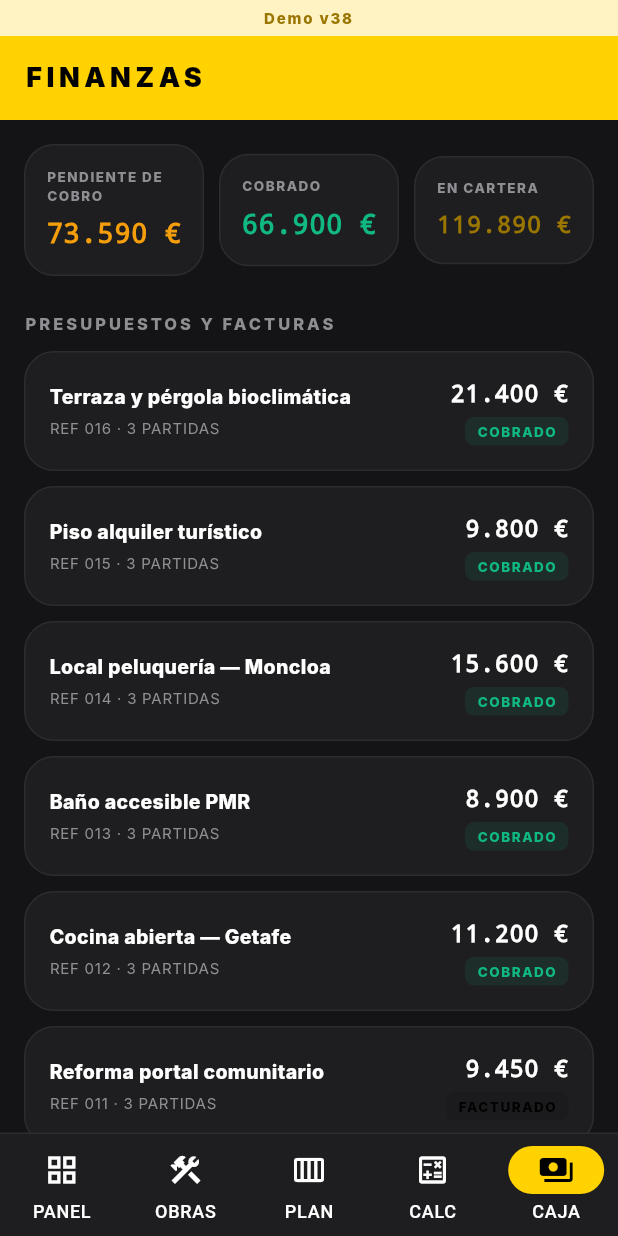
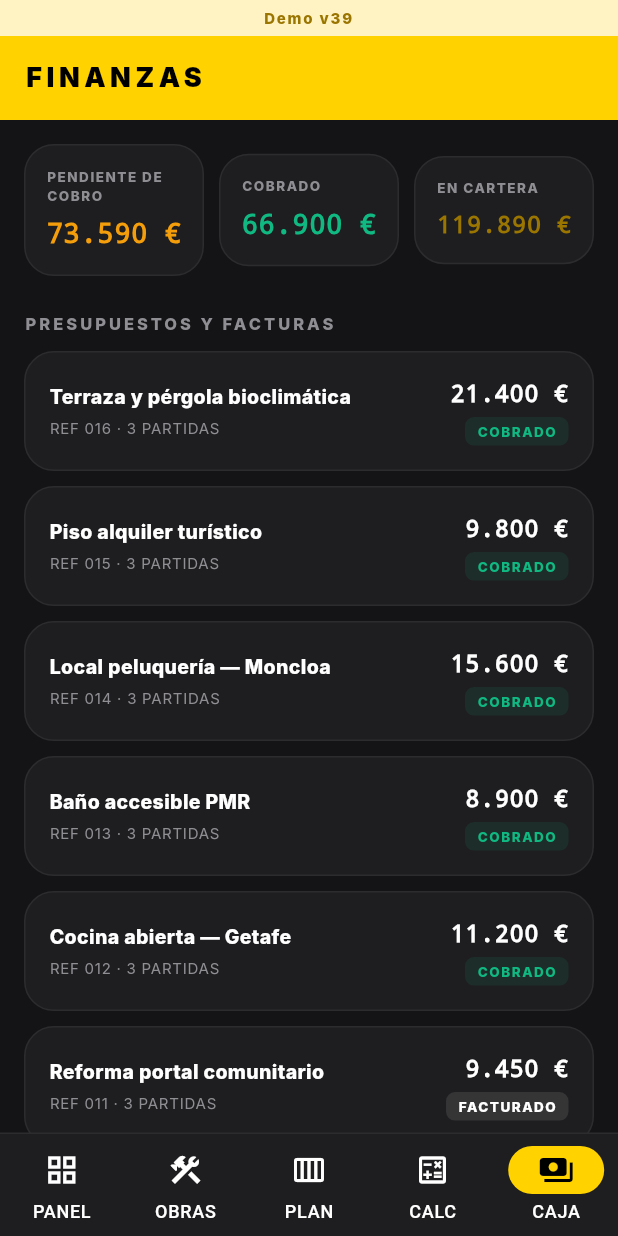
Before and after one commit to eduardovt99-code/Nexussolutions, a Flutter app: the MainShell screen opened directly, item 5 of the bottom bar chosen, on a phone screen of 412 x 824 dp. Run offline on Flutter 3.47's test engine with Material 3 defaults, Android fonts, the light colour scheme and no system bars; our stand-ins replace shared_preferences; accounts and stored records are empty; Roboto replaces fonts that are missing (Inter).

Commit message:
style: change invoiced status color to white in dark mode and bump version to 39

```diff
--- a/lib/demo_version.dart
+++ b/lib/demo_version.dart
@@ -1,5 +1,5 @@
 /// Incrementar en cada release publicada para forzar recarga de demo en web.
 class DemoVersion {
-  static const String build = '38';
-  static const String label = 'Demo v38';
+  static const String build = '39';
+  static const String label = 'Demo v39';
 }
--- a/lib/theme/app_theme.dart
+++ b/lib/theme/app_theme.dart
@@ -115,7 +115,7 @@
       case 'approved':
         return brandYellow;
       case 'invoiced':
-        return brandBlack;
+        return pureWhite;
       case 'paid':
         return successGreen;
       case 'rejected':
```
